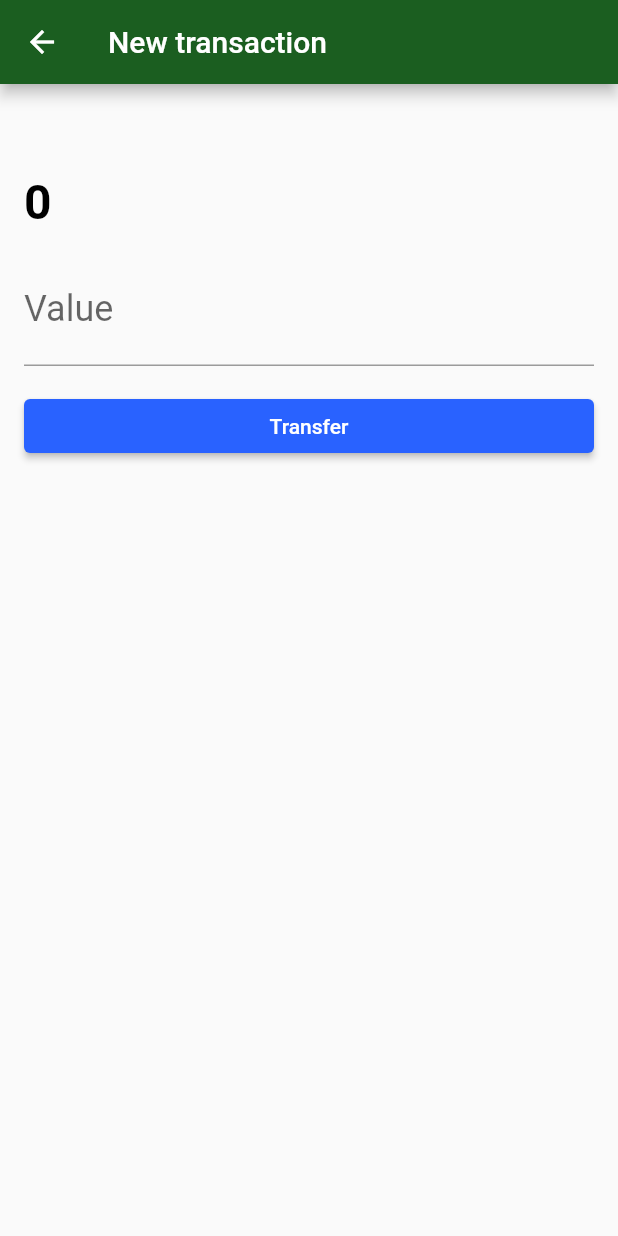
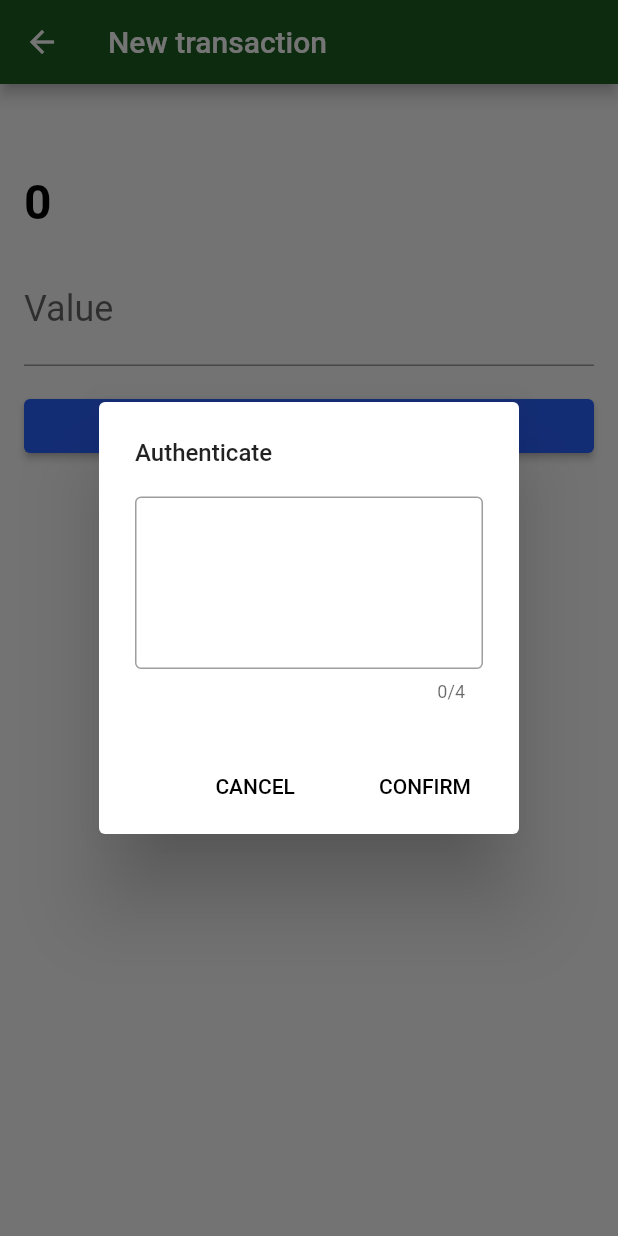
Before and after one commit to MisorWyvern/flutter_bytebank2, a Flutter app: the TransactionForm screen opened directly with empty values, after a tap on "Transfer", on a phone screen of 412 x 824 dp. Run offline on Flutter 3.47's test engine with Material 2 defaults, Android fonts, the phone set to English and light mode, and no system bars; our stand-ins replace sqflite; missing offline and left inert: http_interceptor; accounts and stored records are empty.

Commit message:
add alert dialog to transfer_form page (AULA 1 - HTTP)

```diff
--- a/lib/database/app_database.dart
+++ b/lib/database/app_database.dart
@@ -12,7 +12,7 @@ Future<Database> createDatabase() async {
       db.execute(ContactDAO.createTableSQL);
     },
     version: 1,
-    //     onDowngrade: onDatabaseDowngradeDelete,
+    // onDowngrade: onDatabaseDowngradeDelete,
   );
 }
 
--- a/lib/http/webclients/transaction_webclient.dart
+++ b/lib/http/webclients/transaction_webclient.dart
@@ -16,13 +16,16 @@ class TransactionWebClient {
     return transactions;
   }
 
-  Future<Transaction> save(Transaction transaction) async {
+  Future<Transaction> save(Transaction transaction, String password) async {
     final Map<String, dynamic> transactionMap = Transaction.toJson(transaction);
     final String transactionJson = jsonEncode(transactionMap);
 
     final Response response = await client.post(
       _baseUrl,
-      headers: {'content-type': 'application/json', 'password': '1000'},
+      headers: {
+        'content-type': 'application/json',
+        'password': password,
+      },
       body: transactionJson,
     );
 
--- a/lib/pages/transaction_form.dart
+++ b/lib/pages/transaction_form.dart
@@ -2,6 +2,7 @@ import 'package:flutter/material.dart';
 import 'package:flutter_bytebank02/http/webclients/transaction_webclient.dart';
 import 'package:flutter_bytebank02/models/contact.dart';
 import 'package:flutter_bytebank02/models/transaction.dart';
+import 'package:flutter_bytebank02/widgets/transaction_auth_dialog.dart';
 
 class TransactionForm extends StatefulWidget {
   final Contact contact;
@@ -63,19 +64,19 @@ class _TransactionFormState extends State<TransactionForm> {
                   child: RaisedButton(
                     child: Text('Transfer'),
                     onPressed: () {
-                      final double value =
-                          double.tryParse(_valueController.text);
-                      final transactionCreated =
-                          Transaction(value, widget.contact);
-                      widget._webClient
-                          .save(transactionCreated)
-                          .then((transaction) {
-                        if (transaction == null) {
-                          return;
-                        }
-
-                        Navigator.of(context).pop();
-                      });
+                      showDialog(
+                          context: context,
+                          builder: (dialogContext) {
+                            return TransactionAuthDialog(
+                              onConfirm: (password) {
+                                final double value =
+                                    double.tryParse(_valueController.text);
+                                final transactionCreated =
+                                    Transaction(value, widget.contact);
+                                _save(transactionCreated, password, context);
+                              },
+                            );
+                          });
                     },
                   ),
                 ),
@@ -86,4 +87,15 @@ class _TransactionFormState extends State<TransactionForm> {
       ),
     );
   }
+
+  _save(Transaction transaction, String password, BuildContext context) async {
+    Transaction responseTransaction =
+        await widget._webClient.save(transaction, password);
+
+    if (responseTransaction == null) {
+      return;
+    }
+
+    Navigator.of(context).pop();
+  }
 }
--- /dev/null
+++ b/lib/widgets/transaction_auth_dialog.dart
@@ -0,0 +1,44 @@
+import 'package:flutter/material.dart';
+
+class TransactionAuthDialog extends StatefulWidget {
+  final Function(String) onConfirm;
+
+  const TransactionAuthDialog({Key key, this.onConfirm}) : super(key: key);
+
+  @override
+  _TransactionAuthDialogState createState() => _TransactionAuthDialogState();
+}
+
+class _TransactionAuthDialogState extends State<TransactionAuthDialog> {
+  final TextEditingController _passwordController = TextEditingController();
+  @override
+  Widget build(BuildContext context) {
+    return AlertDialog(
+      title: Text("Authenticate"),
+      content: TextField(
+        controller: _passwordController,
+        decoration: InputDecoration(
+          border: OutlineInputBorder(),
+        ),
+        obscureText: true,
+        maxLength: 4,
+        textAlign: TextAlign.center,
+        keyboardType: TextInputType.number,
+        style: TextStyle(fontSize: 64, letterSpacing: 16),
+      ),
+      actions: [
+        FlatButton(
+          onPressed: () => Navigator.of(context).pop(),
+          child: Text("Cancel".toUpperCase()),
+        ),
+        FlatButton(
+          onPressed: () {
+            widget.onConfirm(_passwordController.text);
+            // Navigator.of(context).pop();
+          },
+          child: Text("Confirm".toUpperCase()),
+        ),
+      ],
+    );
+  }
+}
```
